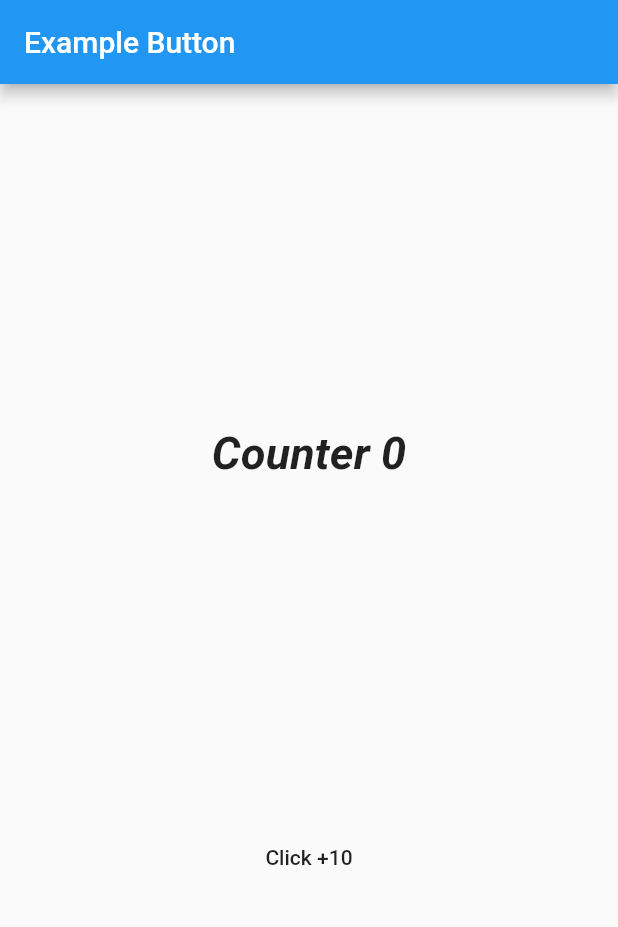
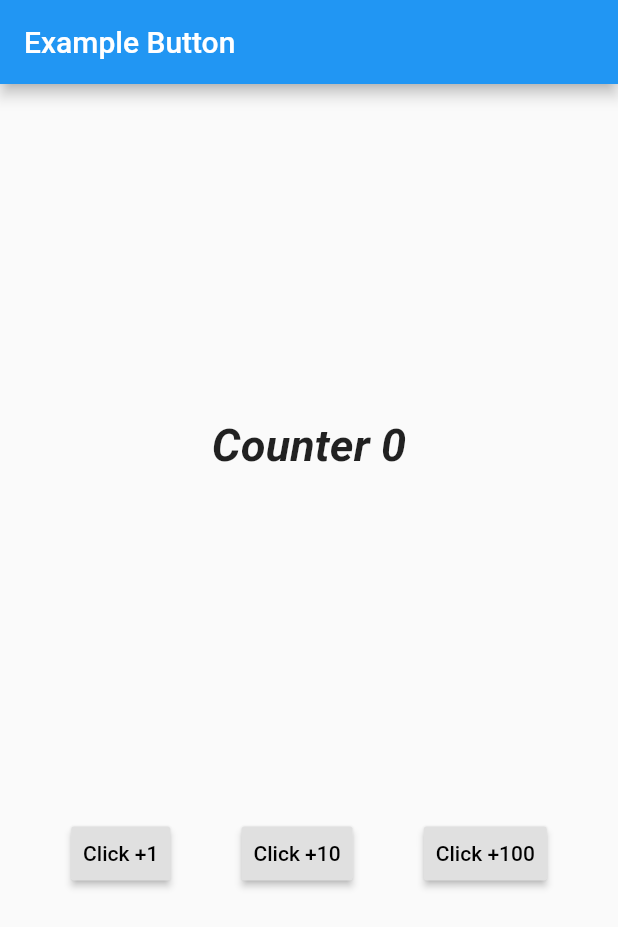
Before and after one commit to sanayut123/button_widget, a Flutter app: the screen it shows after launch, on a phone screen of 412 x 824 dp. Shown: the top 927 px of the screen. Run offline on Flutter 3.47's test engine with Material 2 defaults, Android fonts, the phone set to English and light mode, and no system bars.

Commit message:
ButtonBar Widget

```diff
--- a/lib/main.dart
+++ b/lib/main.dart
@@ -44,13 +44,23 @@ class _ExButtonState extends State<ExButton> {
               fontWeight: FontWeight.bold
             ),
           ),
-          FlatButton(
-            child: Text("Click +10"),
-            onPressed: (){
-              setState(() {
-                x = x + 10;
-              });
-          }),
+          ButtonBar(
+            alignment: MainAxisAlignment.spaceEvenly,
+            children: [
+              RaisedButton(
+              child: Text("Click +1"),
+              onPressed: (){setState(() {x = x + 1;});}
+              ),
+              RaisedButton(
+              child: Text("Click +10"),
+              onPressed: (){setState(() {x = x + 10;});}
+              ),
+              RaisedButton(
+              child: Text("Click +100"),
+              onPressed: (){setState(() {x = x + 100;});}
+              ),
+            ],
+          ),
         ],
       ),
     );
```
